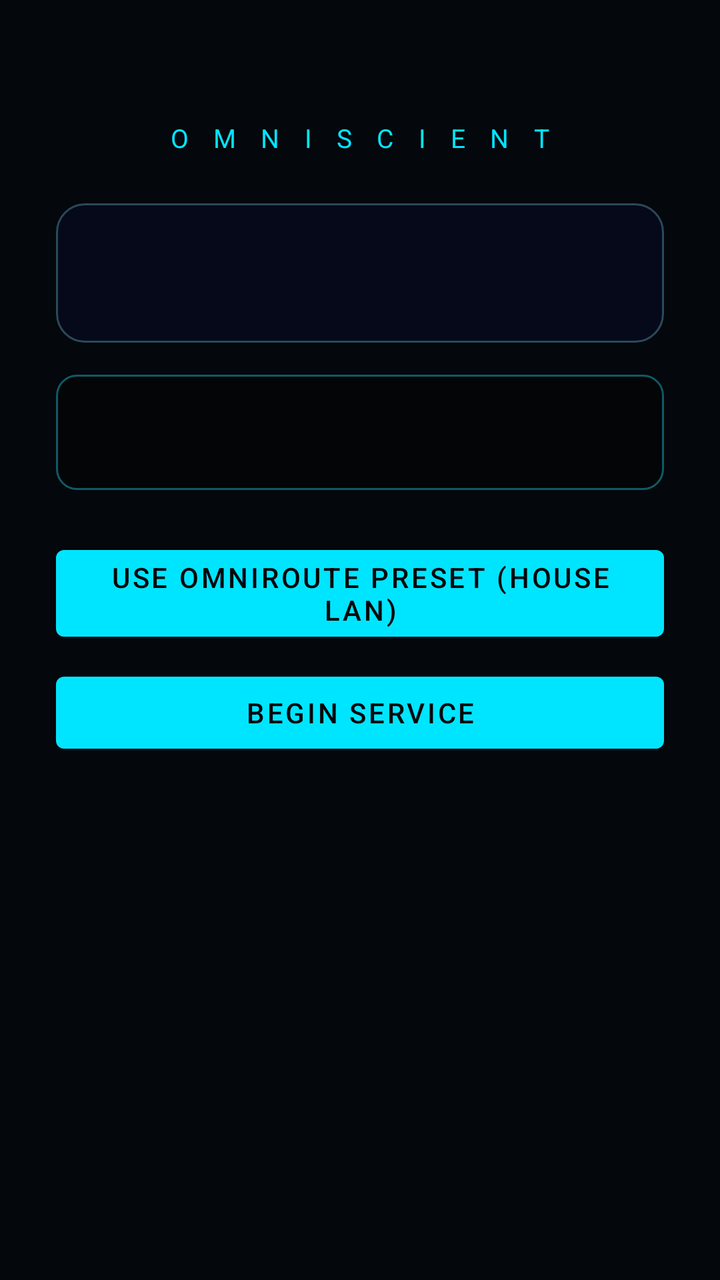
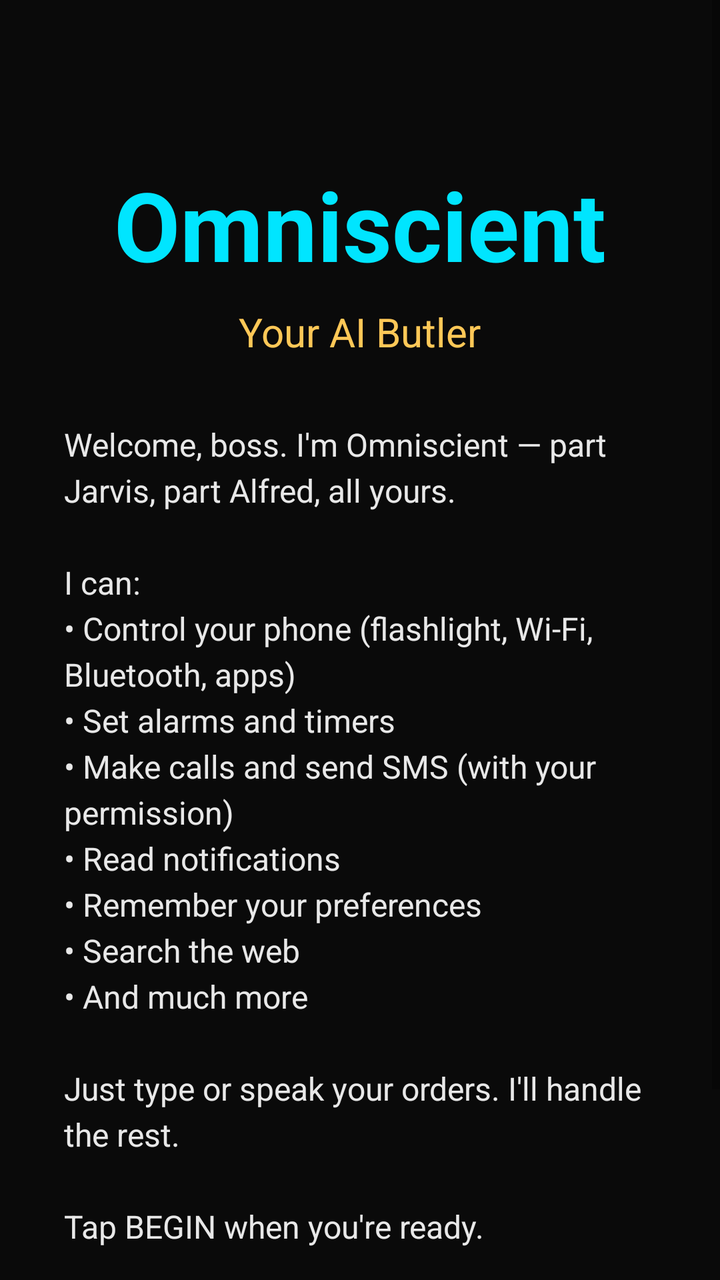

The first picture is an Android layout as it rendered before a commit; the second is the same layout after the commit. The layout source and the unified diff follow.
<!-- AndroidManifest.xml: application theme Theme.Omniscient -->
<!-- res/layout/activity_onboarding.xml -->
<?xml version="1.0" encoding="utf-8"?>
<ScrollView xmlns:android="http://schemas.android.com/apk/res/android"
    android:layout_width="match_parent"
    android:layout_height="match_parent"
    android:background="@color/void_black"
    android:fillViewport="true">

    <LinearLayout
        android:layout_width="match_parent"
        android:layout_height="wrap_content"
        android:gravity="center_horizontal"
        android:orientation="vertical"
        android:padding="28dp">

        <TextView
            style="@style/HudHeader"
            android:layout_width="wrap_content"
            android:layout_height="wrap_content"
            android:layout_marginTop="32dp"
            android:text="@string/tagline" />

        <TextView
            android:id="@+id/welcomeText"
            android:layout_width="match_parent"
            android:layout_height="wrap_content"
            android:layout_marginTop="24dp"
            android:background="@drawable/glass_assistant"
            android:gravity="center"
            android:padding="24dp"
            android:text=""
            android:textColor="@color/ghost_white"
            android:textSize="16sp" />

        <TextView
            android:id="@+id/howText"
            android:layout_width="match_parent"
            android:layout_height="wrap_content"
            android:layout_marginTop="16dp"
            android:background="@drawable/terminal_bg"
            android:padding="20dp"
            android:text=""
            android:textColor="@color/terminal_green"
            android:textSize="13sp" />

        <Button
            android:id="@+id/presetButton"
            android:layout_width="match_parent"
            android:layout_height="wrap_content"
            android:layout_marginTop="24dp"
            android:text="USE OMNIROUTE PRESET (HOUSE LAN)" />

        <Button
            android:id="@+id/beginButton"
            android:layout_width="match_parent"
            android:layout_height="wrap_content"
            android:layout_marginTop="8dp"
            android:text="BEGIN SERVICE" />

        <TextView
            android:id="@+id/onboardNote"
            style="@style/HudStatus"
            android:layout_width="wrap_content"
            android:layout_height="wrap_content"
            android:layout_marginTop="12dp"
            android:text="" />
    </LinearLayout>
</ScrollView>
<!-- resources referenced by this layout -->
<resources>
  <color name="ghost_white">#D6F4FF</color>
  <color name="terminal_green">#7DF9C6</color>
  <color name="void_black">#04070B</color>
  <!-- drawable glass_assistant (drawable) -->
  <?xml version="1.0" encoding="utf-8"?>
  <shape xmlns:android="http://schemas.android.com/apk/res/android"
      android:shape="rectangle">
      <solid android:color="@color/glass_fill" />
      <stroke android:width="1dp" android:color="@color/glass_edge" />
      <corners android:radius="14dp" />
  </shape>
  <!-- drawable terminal_bg (drawable) -->
  <?xml version="1.0" encoding="utf-8"?>
  <shape xmlns:android="http://schemas.android.com/apk/res/android"
      android:shape="rectangle">
      <solid android:color="@color/terminal_bg" />
      <stroke android:width="1dp" android:color="@color/arc_cyan_dim" />
      <corners android:radius="10dp" />
  </shape>
  <string name="tagline">O M N I S C I E N T</string>
  <style name="HudHeader">
          <item name="android:textColor">@color/arc_cyan</item>
          <item name="android:letterSpacing">0.35</item>
          <item name="android:textSize">13sp</item>
      </style>
  <style name="HudStatus">
          <item name="android:textColor">@color/gold</item>
          <item name="android:letterSpacing">0.22</item>
          <item name="android:textSize">12sp</item>
      </style>
  <style name="Theme.Omniscient" parent="Theme.MaterialComponents.DayNight.NoActionBar">
          <item name="colorPrimary">@color/arc_cyan</item>
          <item name="colorPrimaryVariant">@color/arc_cyan_dim</item>
          <item name="colorOnPrimary">@color/void_black</item>
          <item name="colorSecondary">@color/gold</item>
          <item name="android:colorBackground">@color/void_black</item>
          <item name="colorSurface">@color/panel</item>
          <item name="colorOnSurface">@color/ghost_white</item>
          <item name="android:textColorPrimary">@color/ghost_white</item>
          <item name="android:textColorSecondary">@color/muted</item>
          <item name="android:windowBackground">@color/void_black</item>
          <item name="android:statusBarColor">@color/void_black</item>
          <item name="android:navigationBarColor">@color/void_black</item>
      </style>
  <color name="glass_fill">#141E29CC</color>
  <color name="glass_edge">#2A4A5A</color>
  <color name="terminal_bg">#030507</color>
  <color name="arc_cyan_dim">#0E5A66</color>
  <color name="arc_cyan">#00E5FF</color>
  <color name="gold">#FFC857</color>
  <color name="panel">#0A1119</color>
  <color name="muted">#5E7A87</color>
</resources>

<!-- the commit's change to res/layout/activity_onboarding.xml (unified diff, before → after) -->
@@ -8,60 +8,48 @@
     <LinearLayout
         android:layout_width="match_parent"
         android:layout_height="wrap_content"
-        android:gravity="center_horizontal"
         android:orientation="vertical"
-        android:padding="28dp">
+        android:padding="32dp"
+        android:gravity="center_horizontal">
 
         <TextView
-            style="@style/HudHeader"
+            android:id="@+id/onboardTitle"
             android:layout_width="wrap_content"
             android:layout_height="wrap_content"
-            android:layout_marginTop="32dp"
-            android:text="@string/tagline" />
+            android:text="Omniscient"
+            android:textSize="48sp"
+            android:textColor="@color/cyan"
+            android:textStyle="bold"
+            android:layout_marginTop="48dp" />
 
         <TextView
-            android:id="@+id/welcomeText"
+            android:id="@+id/onboardSubtitle"
+            android:layout_width="wrap_content"
+            android:layout_height="wrap_content"
+            android:text="Your AI Butler"
+            android:textSize="20sp"
+            android:textColor="@color/gold"
+            android:layout_marginTop="8dp" />
+
+        <TextView
+            android:id="@+id/onboardDescription"
             android:layout_width="match_parent"
             android:layout_height="wrap_content"
-            android:layout_marginTop="24dp"
-            android:background="@drawable/glass_assistant"
-            android:gravity="center"
-            android:padding="24dp"
-            android:text=""
-            android:textColor="@color/ghost_white"
-            android:textSize="16sp" />
-
-        <TextView
-            android:id="@+id/howText"
-            android:layout_width="match_parent"
-            android:layout_height="wrap_content"
-            android:layout_marginTop="16dp"
-            android:background="@drawable/terminal_bg"
-            android:padding="20dp"
-            android:text=""
-            android:textColor="@color/terminal_green"
-            android:textSize="13sp" />
-
-        <Button
-            android:id="@+id/presetButton"
-            android:layout_width="match_parent"
-            android:layout_height="wrap_content"
-            android:layout_marginTop="24dp"
-            android:text="USE OMNIROUTE PRESET (HOUSE LAN)" />
+            android:text="Welcome, boss. I'm Omniscient — part Jarvis, part Alfred, all yours.\n\nI can:\n• Control your phone (flashlight, Wi-Fi, Bluetooth, apps)\n• Set alarms and timers\n• Make calls and send SMS (with your permission)\n• Read notifications\n• Remember your preferences\n• Search the web\n• And much more\n\nJust type or speak your orders. I'll handle the rest.\n\nTap BEGIN when you're ready."
+            android:textSize="16sp"
+            android:textColor="@color/text_light"
+            android:lineSpacingExtra="4dp"
+            android:layout_marginTop="32dp" />
 
         <Button
             android:id="@+id/beginButton"
             android:layout_width="match_parent"
             android:layout_height="wrap_content"
-            android:layout_marginTop="8dp"
-            android:text="BEGIN SERVICE" />
+            android:text="BEGIN"
+            android:textSize="18sp"
+            android:textColor="@color/void_black"
+            android:backgroundTint="@color/cyan"
+            android:layout_marginTop="48dp" />
 
-        <TextView
-            android:id="@+id/onboardNote"
-            style="@style/HudStatus"
-            android:layout_width="wrap_content"
-            android:layout_height="wrap_content"
-            android:layout_marginTop="12dp"
-            android:text="" />
     </LinearLayout>
 </ScrollView>
<!-- resource entries referenced after the edit -->
@@ -1,56 +1,17 @@
 <!-- resources referenced by this layout -->
 <resources>
-  <color name="ghost_white">#D6F4FF</color>
-  <color name="terminal_green">#7DF9C6</color>
-  <color name="void_black">#04070B</color>
-  <!-- drawable glass_assistant (drawable) -->
-  <?xml version="1.0" encoding="utf-8"?>
-  <shape xmlns:android="http://schemas.android.com/apk/res/android"
-      android:shape="rectangle">
-      <solid android:color="@color/glass_fill" />
-      <stroke android:width="1dp" android:color="@color/glass_edge" />
-      <corners android:radius="14dp" />
-  </shape>
-  <!-- drawable terminal_bg (drawable) -->
-  <?xml version="1.0" encoding="utf-8"?>
-  <shape xmlns:android="http://schemas.android.com/apk/res/android"
-      android:shape="rectangle">
-      <solid android:color="@color/terminal_bg" />
-      <stroke android:width="1dp" android:color="@color/arc_cyan_dim" />
-      <corners android:radius="10dp" />
-  </shape>
-  <string name="tagline">O M N I S C I E N T</string>
-  <style name="HudHeader">
-          <item name="android:textColor">@color/arc_cyan</item>
-          <item name="android:letterSpacing">0.35</item>
-          <item name="android:textSize">13sp</item>
-      </style>
-  <style name="HudStatus">
-          <item name="android:textColor">@color/gold</item>
-          <item name="android:letterSpacing">0.22</item>
-          <item name="android:textSize">12sp</item>
-      </style>
+  <color name="cyan">#00E5FF</color>
+  <color name="void_black">#0A0A0A</color>
   <style name="Theme.Omniscient" parent="Theme.MaterialComponents.DayNight.NoActionBar">
-          <item name="colorPrimary">@color/arc_cyan</item>
-          <item name="colorPrimaryVariant">@color/arc_cyan_dim</item>
+          <item name="colorPrimary">@color/cyan</item>
+          <item name="colorPrimaryVariant">@color/gold</item>
           <item name="colorOnPrimary">@color/void_black</item>
           <item name="colorSecondary">@color/gold</item>
-          <item name="android:colorBackground">@color/void_black</item>
-          <item name="colorSurface">@color/panel</item>
-          <item name="colorOnSurface">@color/ghost_white</item>
-          <item name="android:textColorPrimary">@color/ghost_white</item>
-          <item name="android:textColorSecondary">@color/muted</item>
           <item name="android:windowBackground">@color/void_black</item>
           <item name="android:statusBarColor">@color/void_black</item>
           <item name="android:navigationBarColor">@color/void_black</item>
       </style>
-  <color name="glass_fill">#141E29CC</color>
-  <color name="glass_edge">#2A4A5A</color>
-  <color name="terminal_bg">#030507</color>
-  <color name="arc_cyan_dim">#0E5A66</color>
-  <color name="arc_cyan">#00E5FF</color>
   <color name="gold">#FFC857</color>
-  <color name="panel">#0A1119</color>
-  <color name="muted">#5E7A87</color>
+  <color name="text_light">#E8E8E8</color>
 </resources>
 
